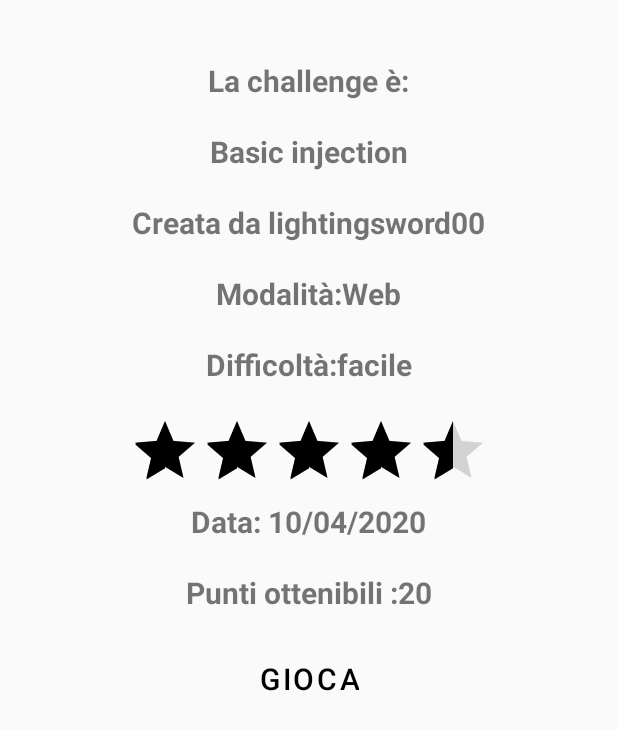
After one commit to itsar19-20/quiz, an Android app: the StartGameActivity screen opened directly, with no data from a screen before it, on a phone screen of 412 x 824 dp. The commit adds this screen. Shown: the top 730 px of the screen. Run offline under Robolectric (Android 15) with nearby library versions, the light colour scheme and no system bars; Roboto replaces fonts that are not available here.

Commit message:
Aggiunti layout sfide

```diff
--- a/src/CTFLY2/app/build.gradle
+++ b/src/CTFLY2/app/build.gradle
@@ -35,5 +35,6 @@ dependencies {
 
     implementation 'com.squareup.retrofit2:retrofit:2.7.0'
     implementation 'com.squareup.retrofit2:converter-gson:2.2.0'
+    implementation 'com.google.android.material:material:1.1.0'
 
 }
--- a/src/CTFLY2/app/src/main/java/pro/team/ctfly/HomeActivity.java
+++ b/src/CTFLY2/app/src/main/java/pro/team/ctfly/HomeActivity.java
@@ -3,6 +3,8 @@ package pro.team.ctfly;
 import android.content.Intent;
 import android.os.Bundle;
 import android.view.MenuItem;
+import android.view.View;
+import android.widget.Button;
 import android.widget.ImageButton;
 
 import androidx.annotation.NonNull;
@@ -19,5 +21,6 @@ public class HomeActivity extends AppCompatActivity {
         BottomNavigationView plafoniera = findViewById(R.id.bottom_navigation);
         MenuCreate.createMenu(R.id.homepage, this, plafoniera);
 
+
     }
 }
--- /dev/null
+++ b/src/CTFLY2/app/src/main/java/pro/team/ctfly/StartGameActivity.java
@@ -0,0 +1,17 @@
+package pro.team.ctfly;
+
+import androidx.appcompat.app.AppCompatActivity;
+
+import android.os.Bundle;
+import android.widget.RatingBar;
+
+public class StartGameActivity extends AppCompatActivity {
+private  RatingBar rbar;
+    @Override
+    protected void onCreate(Bundle savedInstanceState) {
+        super.onCreate(savedInstanceState);
+        setContentView(R.layout.activity_start_game);
+        rbar=findViewById(R.id.ratingBar);
+        rbar.setRating((float)4.5);
+    }
+}
--- a/src/CTFLY2/app/src/main/res/layout/activity_home.xml
+++ b/src/CTFLY2/app/src/main/res/layout/activity_home.xml
@@ -19,6 +19,8 @@
         app:itemTextColor="#FFFFFF"
         app:layout_constraintBottom_toBottomOf="parent"
         app:menu="@menu/bottom_navigation_menu" />
+
+
 
 
     <!-- <ImageButton
@@ -63,7 +65,7 @@
         app:layout_constraintEnd_toStartOf="@+id/friends"
         app:layout_constraintStart_toEndOf="@+id/homepage" />
 
-    <ImageButton
+    ImageButton
         android:id="@+id/homepage"
         android:layout_width="80dp"
         android:layout_height="80dp"
--- /dev/null
+++ b/src/CTFLY2/app/src/main/res/layout/activity_start_game.xml
@@ -0,0 +1,129 @@
+<?xml version="1.0" encoding="utf-8"?>
+<RelativeLayout xmlns:android="http://schemas.android.com/apk/res/android"
+    xmlns:app="http://schemas.android.com/apk/res-auto"
+    xmlns:tools="http://schemas.android.com/tools"
+    android:layout_width="match_parent"
+    android:layout_height="match_parent"
+    tools:context=".StartGameActivity">
+
+
+    <TextView
+
+        android:id="@+id/txtchal"
+        android:textSize="20dp"
+        android:textStyle="bold"
+        android:layout_marginBottom="20dp"
+        android:layout_width="wrap_content"
+        android:layout_height="wrap_content"
+        android:layout_marginTop="40dp"
+        android:text="La challenge è:"
+        android:layout_centerHorizontal="true"
+        app:layout_constraintTop_toTopOf="parent"
+        tools:layout_editor_absoluteX="127dp" />
+
+    <TextView
+         android:id="@+id/txtTitle"
+        android:textSize="20dp"
+        android:textStyle="bold"
+        android:layout_marginBottom="20dp"
+        android:layout_width="wrap_content"
+        android:layout_height="wrap_content"
+        android:layout_centerHorizontal="true"
+        android:text="Basic injection"
+        android:layout_below="@id/txtchal"
+        tools:layout_editor_absoluteX="138dp"
+        tools:layout_editor_absoluteY="90dp" />
+
+    <TextView
+        android:id="@+id/txtCreator"
+        android:textSize="20dp"
+        android:textStyle="bold"
+        android:layout_marginBottom="20dp"
+        android:layout_width="wrap_content"
+        android:layout_height="wrap_content"
+        android:layout_below="@id/txtTitle"
+        android:text="Creata da lightingsword00"
+        android:layout_centerHorizontal="true"
+        tools:layout_editor_absoluteX="102dp"
+        tools:layout_editor_absoluteY="146dp" />
+
+    <TextView
+        android:id="@+id/txtMod"
+        android:textSize="20dp"
+        android:layout_marginBottom="20dp"
+        android:textStyle="bold"
+        android:layout_below="@id/txtCreator"
+        android:layout_width="wrap_content"
+        android:layout_height="wrap_content"
+        android:text="Modalità:Web"
+        android:layout_centerHorizontal="true"
+        tools:layout_editor_absoluteX="135dp"
+        tools:layout_editor_absoluteY="190dp" />
+
+    <TextView
+        android:id="@+id/txtDiff"
+        android:textSize="20dp"
+        android:textStyle="bold"
+        android:layout_marginBottom="20dp"
+        android:layout_below="@id/txtMod"
+        android:layout_width="wrap_content"
+        android:layout_height="wrap_content"
+        android:text="Difficoltà:facile"
+        android:layout_centerHorizontal="true"
+        tools:layout_editor_absoluteX="135dp"
+        tools:layout_editor_absoluteY="226dp" />
+
+    <RatingBar
+
+        android:id="@+id/ratingBar"
+        android:layout_below="@+id/txtDiff"
+        android:layout_centerHorizontal="true"
+        android:layout_width="wrap_content"
+        android:layout_height="wrap_content"
+        android:numStars="5"/>
+
+    <TextView
+        android:id="@+id/txtData"
+        android:textSize="20dp"
+        android:textStyle="bold"
+        android:layout_marginBottom="20dp"
+        android:layout_below="@id/ratingBar"
+        android:layout_width="wrap_content"
+        android:layout_height="wrap_content"
+        android:text="Data: 10/04/2020"
+        android:layout_centerHorizontal="true"
+        tools:layout_editor_absoluteX="138dp"
+        tools:layout_editor_absoluteY="309dp" />
+
+    <TextView
+        android:id="@+id/txtPoints"
+        android:textSize="20dp"
+        android:textStyle="bold"
+        android:layout_marginBottom="20dp"
+        android:layout_below="@id/txtData"
+        android:layout_width="wrap_content"
+        android:layout_height="wrap_content"
+        android:text="Punti ottenibili :20"
+        android:layout_centerHorizontal="true"
+        tools:layout_editor_absoluteX="138dp"
+        tools:layout_editor_absoluteY="369dp" />
+
+    <Button
+
+        android:layout_width="wrap_content"
+        android:layout_height="wrap_content"
+        android:textSize="20dp"
+        android:layout_marginBottom="172dp"
+        android:text="Gioca"
+        android:layout_below="@id/txtPoints"
+        android:layout_centerHorizontal="true"
+        app:layout_constraintBottom_toBottomOf="parent"
+        app:layout_constraintEnd_toEndOf="parent"
+        app:layout_constraintHorizontal_bias="0.452"
+        app:layout_constraintStart_toStartOf="parent"
+        style="@style/Widget.MaterialComponents.Button.OutlinedButton"
+
+        />
+
+
+</RelativeLayout>
--- a/src/CTFLY2/build.gradle
+++ b/src/CTFLY2/build.gradle
@@ -7,7 +7,7 @@ buildscript {
 
     }
     dependencies {
-        classpath 'com.android.tools.build:gradle:3.5.3'
+        classpath 'com.android.tools.build:gradle:3.6.1'
 
         // NOTE: Do not place your application dependencies here; they belong
         // in the individual module build.gradle files
```
Also changed, not shown: src/CTFLY2/app/src/main/AndroidManifest.xml (+6 -2 lines), src/CTFLY2/app/src/main/java/pro/team/ctfly/GameActivity.java (added, +14 -0 lines), src/CTFLY2/app/src/main/java/pro/team/ctfly/GeneraQuizActivity.java (added, +14 -0 lines), src/CTFLY2/app/src/main/res/drawable/ic_homepage.xml (added, +9 -0 lines), src/CTFLY2/app/src/main/res/layout/activity_game.xml (added, +51 -0 lines), src/CTFLY2/app/src/main/res/layout/activity_genera_quiz.xml (added, +41 -0 lines), src/CTFLY2/gradle/wrapper/gradle-wrapper.properties.
